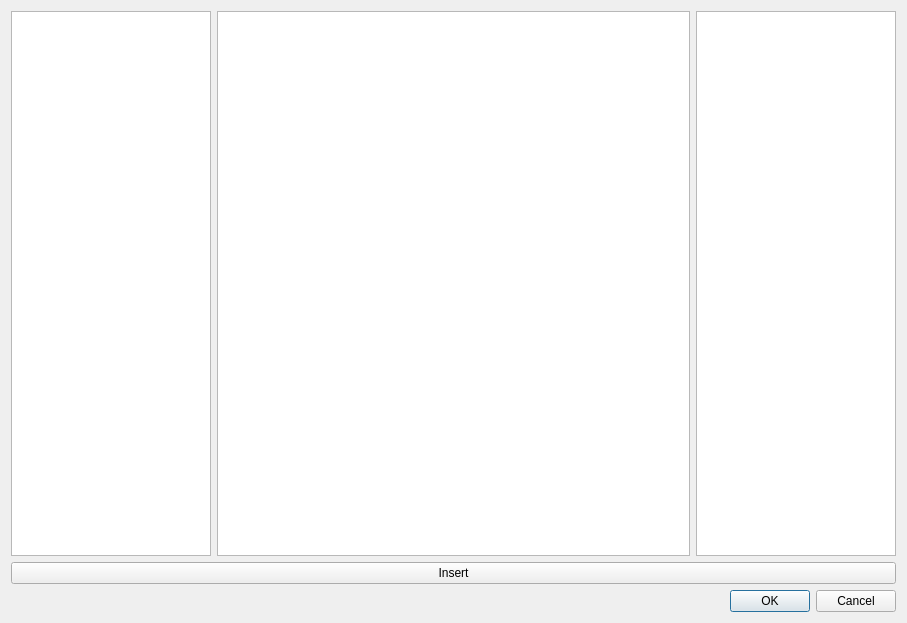
Old version of the form additemdialog.ui in the repository geertdaelemans/BrickManager.
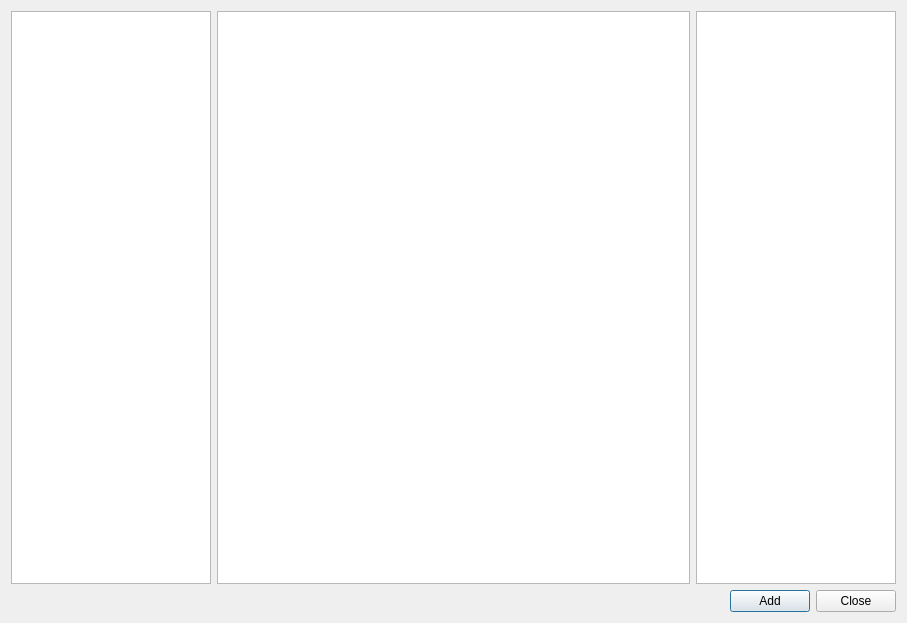
New version of the form.

```diff
--- a/additemdialog.ui
+++ b/additemdialog.ui
@@ -110,21 +110,35 @@
     </layout>
    </item>
    <item>
-    <widget class="QPushButton" name="pushButton">
-     <property name="text">
-      <string>Insert</string>
-     </property>
-    </widget>
-   </item>
-   <item>
-    <widget class="QDialogButtonBox" name="buttonBox">
-     <property name="orientation">
-      <enum>Qt::Horizontal</enum>
-     </property>
-     <property name="standardButtons">
-      <set>QDialogButtonBox::Cancel|QDialogButtonBox::Ok</set>
-     </property>
-    </widget>
+    <layout class="QHBoxLayout" name="horizontalLayout_2">
+     <item>
+      <spacer name="horizontalSpacer">
+       <property name="orientation">
+        <enum>Qt::Horizontal</enum>
+       </property>
+       <property name="sizeHint" stdset="0">
+        <size>
+         <width>40</width>
+         <height>20</height>
+        </size>
+       </property>
+      </spacer>
+     </item>
+     <item>
+      <widget class="QPushButton" name="pushButton">
+       <property name="text">
+        <string>Add</string>
+       </property>
+      </widget>
+     </item>
+     <item>
+      <widget class="QPushButton" name="pushButton_2">
+       <property name="text">
+        <string>Close</string>
+       </property>
+      </widget>
+     </item>
+    </layout>
    </item>
   </layout>
  </widget>
```
Left out of the diff: 28 changed lines with no effect on the pictures.
